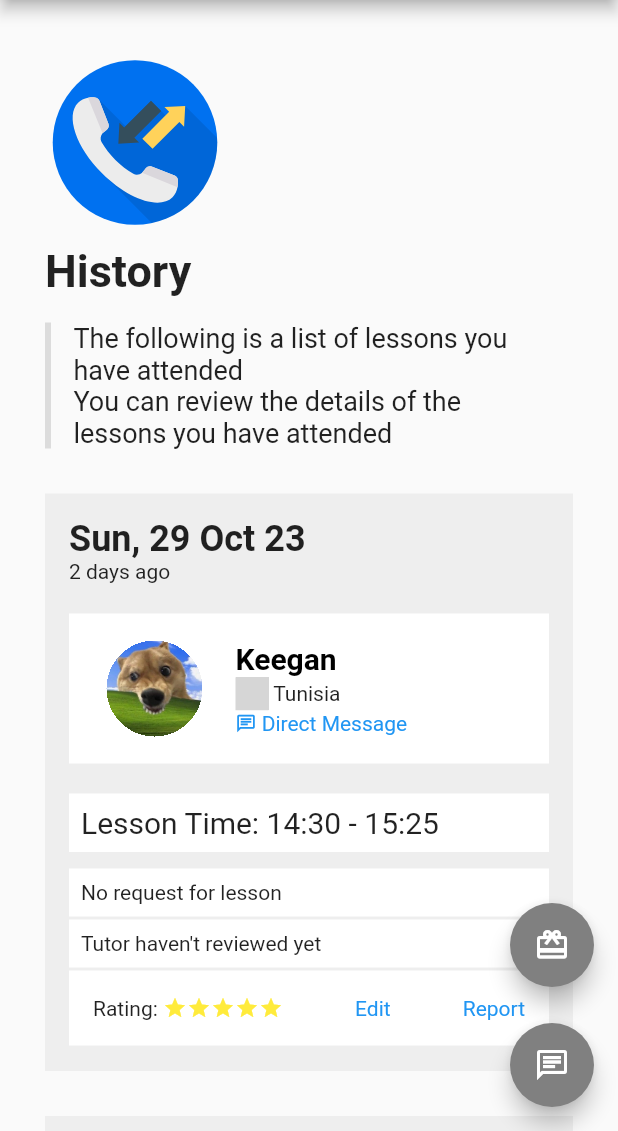
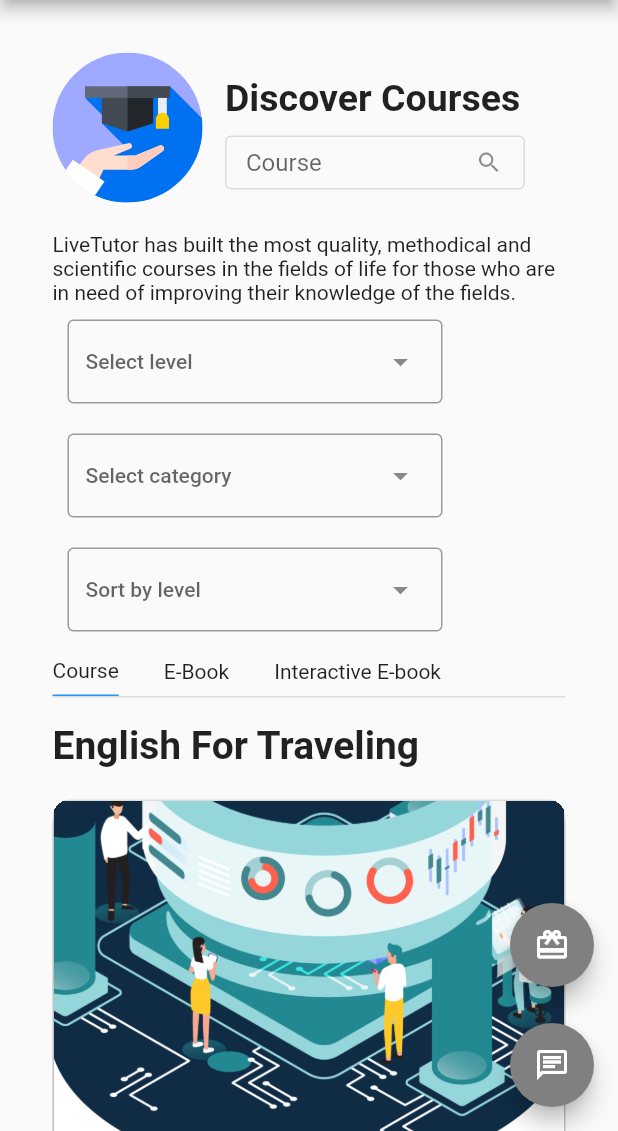
Before and after one commit to Erel0251/2023_cq_advanced_mobile_development, a Flutter app: the screen it shows after launch, on a phone screen of 412 x 824 dp, the part 105-1236 px from its top. Run offline on Flutter 3.47's test engine with Material 2 defaults, Android fonts, the phone set to English and light mode, and no system bars; our stand-ins replace flutter_svg, go_router, video_player; missing offline and left inert: flag; grey boxes are pictures that could not be loaded.

Commit message:
update discover courses screen

```diff
--- a/lib/main.dart
+++ b/lib/main.dart
@@ -5,13 +5,13 @@ import 'views/home_screen.dart'; // 2 80% menu list item
 import 'views/tutor_screen.dart'; // 3 70% table
 import 'views/courses_screen.dart'; //7
 import 'views/course_info_screen.dart'; // 8
-import 'views/explore_course_screen.dart'; //6
+import 'views/explore_course_screen.dart'; //6 % 95
 import 'views/history_screen.dart'; // 5 95% dropdown Request and Review
 import 'views/call_screen.dart'; //9
 import 'views/booking_screen.dart'; // 4 85% need Date row and implement class
 
 void main() {
   runApp(const MaterialApp(
-    home: HistoryScreen(),
+    home: CoursesScreen(),
   ));
 }
--- a/lib/views/explore_course_screen.dart
+++ b/lib/views/explore_course_screen.dart
@@ -0,0 +1,369 @@
+import 'package:flutter/material.dart';
+import 'package:flutter_svg/svg.dart';
+import 'package:test_route/widgets/button.dart';
+import 'package:test_route/widgets/footer.dart';
+import 'package:test_route/widgets/header.dart';
+
+class CourseCard extends StatelessWidget {
+  const CourseCard(this.title,
+      {required this.image,
+      required this.description,
+      required this.level,
+      required this.totalLesson,
+      super.key});
+
+  final String image;
+  final String title;
+  final String description;
+  final String level;
+  final int totalLesson;
+
+  @override
+  Widget build(BuildContext context) {
+    return Container(
+      margin: const EdgeInsets.symmetric(vertical: 16),
+      clipBehavior: Clip.hardEdge,
+      decoration: BoxDecoration(
+          boxShadow: const [
+            BoxShadow(
+              color: Colors.black12,
+              spreadRadius: 0,
+              blurRadius: 0,
+              offset: Offset(0, 5), // changes position of shadow
+            ),
+          ],
+          border: Border.all(color: Colors.black12),
+          borderRadius: const BorderRadius.all(Radius.circular(12))),
+      child: Column(children: [
+        Image.asset(image),
+        Container(
+          height: 160,
+          width: double.maxFinite,
+          padding: const EdgeInsets.all(24),
+          color: Colors.white,
+          child: Column(
+            mainAxisAlignment: MainAxisAlignment.spaceBetween,
+            crossAxisAlignment: CrossAxisAlignment.start,
+            children: [
+              Text(
+                title,
+                style:
+                    const TextStyle(fontSize: 16, fontWeight: FontWeight.bold),
+              ),
+              Text(
+                description,
+                softWrap: true,
+                maxLines: 2,
+                overflow: TextOverflow.ellipsis,
+                style: const TextStyle(fontSize: 12),
+              ),
+              Text(
+                '$level • $totalLesson Lessons',
+                style: const TextStyle(fontSize: 14),
+              )
+            ],
+          ),
+        )
+      ]),
+    );
+  }
+}
+
+class NavigationBar extends StatelessWidget {
+  const NavigationBar({
+    super.key,
+  });
+
+  @override
+  Widget build(BuildContext context) {
+    return Container(
+      width: double.maxFinite,
+      decoration: const BoxDecoration(
+        border: Border(bottom: BorderSide(color: Colors.black12)),
+      ),
+      child: Row(
+        mainAxisAlignment: MainAxisAlignment.start,
+        children: [
+          Container(
+            margin: const EdgeInsets.only(right: 15),
+            padding: const EdgeInsets.symmetric(vertical: 8),
+            decoration: const BoxDecoration(
+              border: Border(bottom: BorderSide(color: Colors.blue)),
+            ),
+            child: const Text('Course'),
+          ),
+          Container(
+            margin: const EdgeInsets.symmetric(horizontal: 15),
+            padding: const EdgeInsets.symmetric(vertical: 8),
+            child: const Text('E-Book'),
+          ),
+          Container(
+            margin: const EdgeInsets.symmetric(horizontal: 15),
+            padding: const EdgeInsets.symmetric(vertical: 8),
+            child: const Text('Interactive E-book'),
+          ),
+        ],
+      ),
+    );
+  }
+}
+
+class FilterCourses extends StatefulWidget {
+  const FilterCourses(
+    this.list, {
+    required this.hint,
+    super.key,
+  });
+  final List<String> list;
+  final String hint;
+  @override
+  State<FilterCourses> createState() => _FilterCoursesState();
+}
+
+class _FilterCoursesState extends State<FilterCourses> {
+  String dropdownValue = '';
+  @override
+  Widget build(BuildContext context) {
+    return Container(
+      margin: const EdgeInsets.all(10),
+      child: DropdownMenu<String>(
+        width: 250,
+        hintText: widget.hint,
+        onSelected: (String? value) {
+          setState(() {
+            dropdownValue = value!;
+          });
+        },
+        dropdownMenuEntries:
+            widget.list.map<DropdownMenuEntry<String>>((String value) {
+          return DropdownMenuEntry<String>(value: value, label: value);
+        }).toList(),
+      ),
+    );
+  }
+}
+
+class Body extends StatelessWidget {
+  const Body({super.key});
+
+  @override
+  Widget build(BuildContext context) {
+    return Container(
+      margin: const EdgeInsets.symmetric(horizontal: 35, vertical: 35),
+      child: const Column(
+        crossAxisAlignment: CrossAxisAlignment.start,
+        children: [
+          DiscoverCoursesHeader(
+            'Discover Courses',
+            description:
+                "LiveTutor has built the most quality, methodical and scientific courses in the fields of life for those who are in need of improving their knowledge of the fields.",
+            image: 'assets/images/course.svg',
+          ),
+          Wrap(
+            children: [
+              FilterCourses(
+                ['Any Level', 'Beginner', 'Intermediate', 'Advanced'],
+                hint: 'Select level',
+              ),
+              FilterCourses(
+                [
+                  'For Studying Abroad',
+                  'English For Traveling',
+                  'Conversational ENglish',
+                  'English For Beginners',
+                  'Business English'
+                ],
+                hint: 'Select category',
+              ),
+              FilterCourses(
+                [
+                  'Level decreasing',
+                  'Level ascending',
+                ],
+                hint: 'Sort by level',
+              ),
+            ],
+          ),
+          NavigationBar(),
+          Text(
+            'English For Traveling',
+            style:
+                TextStyle(fontSize: 26, fontWeight: FontWeight.bold, height: 2),
+          ),
+          Wrap(
+            alignment: WrapAlignment.spaceEvenly,
+            children: [
+              CourseCard(
+                'Life in the Internet Age',
+                image: 'assets/images/banner01.png',
+                description:
+                    "Let's discuss how technology is changing the way we live",
+                level: 'Intermediate',
+                totalLesson: 9,
+              ),
+              CourseCard(
+                'Caring for Our Planet',
+                image: 'assets/images/banner02.png',
+                description:
+                    "Let's discuss our relationship as humans with our planet, Earth",
+                level: 'Intermediate',
+                totalLesson: 6,
+              ),
+              CourseCard(
+                'Healthy Mind, Healthy Body',
+                image: 'assets/images/banner03.png',
+                description:
+                    "Let's discuss the many aspects of living a long, happy life",
+                level: 'Intermediate',
+                totalLesson: 6,
+              ),
+            ],
+          ),
+          Text(
+            'English For Traveling',
+            style:
+                TextStyle(fontSize: 26, fontWeight: FontWeight.bold, height: 2),
+          ),
+          Wrap(
+            alignment: WrapAlignment.spaceEvenly,
+            children: [
+              CourseCard(
+                'Basic Conversation Topics',
+                image: 'assets/images/banner07.png',
+                description: "Gain confidence speaking about familiar topics",
+                level: 'Beginner',
+                totalLesson: 10,
+              ),
+              CourseCard(
+                'Intermediate Conversation Topics',
+                image: 'assets/images/banner08.png',
+                description: "Express your ideas and opinions",
+                level: 'Intermediate',
+                totalLesson: 10,
+              ),
+              CourseCard(
+                'Advanced Conversation Topics',
+                image: 'assets/images/banner09.png',
+                description: "Explore complex topics relevant to modern life",
+                level: 'Advanced',
+                totalLesson: 10,
+              ),
+            ],
+          ),
+          Text(
+            'Business English',
+            style:
+                TextStyle(fontSize: 26, fontWeight: FontWeight.bold, height: 2),
+          ),
+          Wrap(
+            alignment: WrapAlignment.spaceEvenly,
+            children: [
+              CourseCard(
+                'Business English',
+                image: 'assets/images/banner10.png',
+                description: "The English you need for your work and career",
+                level: 'Intermediate',
+                totalLesson: 10,
+              ),
+              CourseCard(
+                'Advanced Business English',
+                image: 'assets/images/banner11.png',
+                description: "Advanced English for your work and career",
+                level: 'Advanced',
+                totalLesson: 14,
+              ),
+              CourseCard(
+                'Workshop: Practicing Presentations',
+                image: 'assets/images/banner12.png',
+                description: "Practice an upcoming presentation or speech ",
+                level: 'Any Level',
+                totalLesson: 4,
+              ),
+            ],
+          ),
+          Text(
+            'English For Kid',
+            style:
+                TextStyle(fontSize: 26, fontWeight: FontWeight.bold, height: 2),
+          ),
+          Wrap(
+            alignment: WrapAlignment.spaceEvenly,
+            children: [
+              CourseCard(
+                'IELTS Speaking Part 1',
+                image: 'assets/images/banner13.png',
+                description:
+                    "Practice answering Part 1 questions from past years' IELTS exams",
+                level: 'Any Level',
+                totalLesson: 8,
+              ),
+              CourseCard(
+                'IELTS Speaking Part 2',
+                image: 'assets/images/banner14.png',
+                description:
+                    "Practice answering Part 2 questions from past years' IELTS exams",
+                level: 'Any Level',
+                totalLesson: 8,
+              ),
+              CourseCard(
+                'IELTS Speaking Part 3',
+                image: 'assets/images/banner15.png',
+                description:
+                    "Practice answering Part 3 questions from past years' IELTS exams",
+                level: 'Any Level',
+                totalLesson: 8,
+              ),
+            ],
+          ),
+        ],
+      ),
+    );
+  }
+}
+
+class CoursesScreen extends StatelessWidget {
+  const CoursesScreen({super.key});
+
+  @override
+  Widget build(BuildContext context) {
+    return Scaffold(
+      appBar: AppBar(
+        toolbarHeight: 70,
+        backgroundColor: Colors.white,
+        title: SvgPicture.asset(
+          'assets/images/lettutor_logo.svg',
+          width: 150.0,
+          fit: BoxFit.fitWidth,
+        ),
+        actions: const <Widget>[
+          LanguageButton(),
+          MenuButton(),
+        ],
+      ),
+      body: ListView(
+        children: const [
+          Body(),
+          Footer(),
+        ],
+      ),
+      floatingActionButton: Stack(
+        alignment: AlignmentDirectional.bottomEnd,
+        children: <Widget>[
+          FloatingActionButton(
+            backgroundColor: const Color.fromRGBO(128, 128, 128, 1),
+            onPressed: () {},
+            child: const Icon(Icons.chat_outlined),
+          ),
+          Container(
+            margin: const EdgeInsets.only(bottom: 80),
+            child: FloatingActionButton(
+              backgroundColor: const Color.fromRGBO(128, 128, 128, 1),
+              onPressed: () {},
+              child: const Icon(Icons.card_giftcard),
+            ),
+          ),
+        ],
+      ),
+    );
+  }
+}
--- a/lib/widgets/header.dart
+++ b/lib/widgets/header.dart
@@ -46,3 +46,68 @@ class Header extends StatelessWidget {
     );
   }
 }
+
+class DiscoverCoursesHeader extends StatelessWidget {
+  const DiscoverCoursesHeader(this.title,
+      {required this.description, required this.image, super.key});
+
+  final String image;
+  final String title;
+  final String description;
+  @override
+  Widget build(BuildContext context) {
+    return Column(
+      crossAxisAlignment: CrossAxisAlignment.start,
+      children: [
+        Row(
+          children: [
+            SvgPicture.asset(
+              image,
+              width: 100,
+              height: 100,
+            ),
+            Container(
+              height: 100,
+              margin: const EdgeInsets.only(left: 15),
+              child: Column(
+                crossAxisAlignment: CrossAxisAlignment.start,
+                mainAxisAlignment: MainAxisAlignment.spaceEvenly,
+                children: [
+                  Text(
+                    title,
+                    style: const TextStyle(
+                        fontSize: 25, fontWeight: FontWeight.bold, height: 1.5),
+                  ),
+                  const SizedBox(
+                    width: 200,
+                    height: 36,
+                    child: TextField(
+                      decoration: InputDecoration(
+                        isDense: true,
+                        hintText: "Course",
+                        contentPadding: EdgeInsets.symmetric(horizontal: 14),
+                        enabledBorder: OutlineInputBorder(
+                          borderSide: BorderSide(color: Colors.black12),
+                        ),
+                        focusedBorder: OutlineInputBorder(
+                          borderSide: BorderSide(color: Colors.blue),
+                        ),
+                        suffixIcon: Icon(Icons.search),
+                      ),
+                    ),
+                  ),
+                ],
+              ),
+            ),
+          ],
+        ),
+        const SizedBox(height: 20),
+        Text(
+          description,
+          softWrap: true,
+          style: const TextStyle(fontSize: 14),
+        ),
+      ],
+    );
+  }
+}
```
Also changed, not shown: assets/images/banner01.png (added), assets/images/banner02.png (added), assets/images/banner03.png (added), assets/images/banner04.png (added), assets/images/banner05.png (added), assets/images/banner06.png (added), assets/images/banner07.png (added), assets/images/banner08.png (added), assets/images/banner09.png (added), assets/images/banner10.png (added), assets/images/banner11.png (added), assets/images/banner12.png (added), assets/images/banner13.png (added), assets/images/banner14.png (added), 2 more files.
